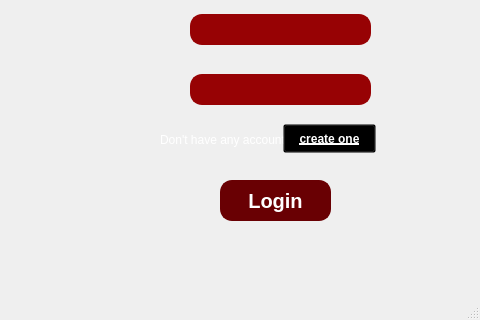
Qt form SampleBank/mainwindow.ui (MohsenIsHere/Simple-bank-desktop-application-simulator) before a commit; both pictures show x 520 to 1000 and y 250 to 570 of the 1000 by 570 pixel window.
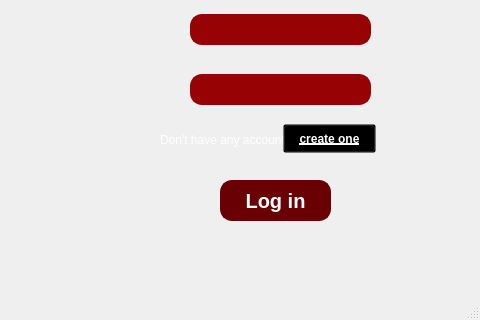
The same form after that commit. Icons and pictures are not drawn.

What changed in the file:
```diff
--- a/SampleBank/mainwindow.ui
+++ b/SampleBank/mainwindow.ui
@@ -172,7 +172,7 @@
 }</string>
     </property>
     <property name="text">
-     <string>Login</string>
+     <string>Log in</string>
     </property>
    </widget>
    <widget class="QLabel" name="labelWrong">
```
